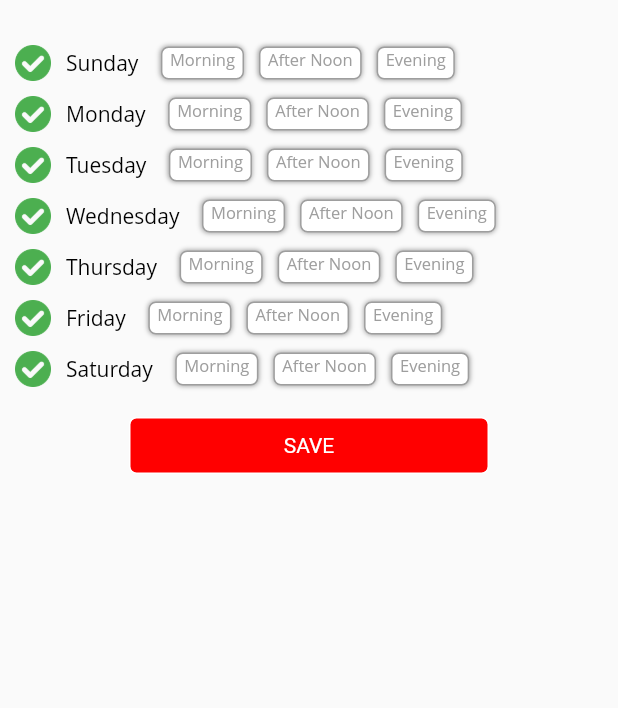
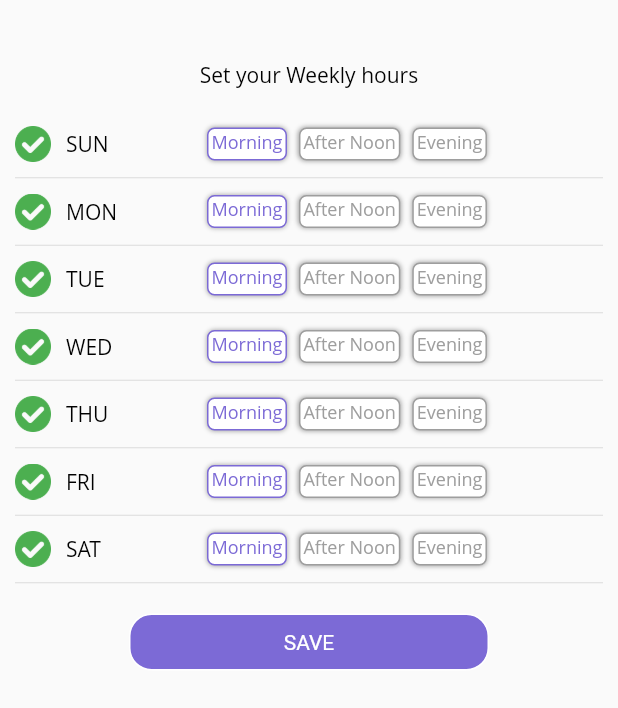
Before and after one commit to likhinnelliyotan1/question1, a Flutter app: the screen it shows after launch, on a phone screen of 412 x 824 dp. Shown: the top 708 px of the screen. Run offline on Flutter 3.47's test engine with Material 2 defaults, Android fonts, the phone set to English and light mode, and no system bars; Roboto replaces fonts that are missing (open_sans_regular).

Commit message:
changes homepage

```diff
--- a/lib/helper/buttons.dart
+++ b/lib/helper/buttons.dart
@@ -3,7 +3,7 @@
 import 'borders.dart';
 
 commonButton({required String name,Color bg= Colors.transparent,Color borderColor=Colors.white,Color txtColor=Colors.white, double paddingH=15,
-  double width=240,required Function onTap,
+  double width=240,required Function onTap,double radius=15,
 double paddingV=10})
 {
   return InkWell(
@@ -12,7 +12,7 @@ double paddingV=10})
       width: width,
       padding: EdgeInsets.symmetric(vertical: paddingV,horizontal: paddingH),
 
-      decoration: getBorder(bgColor: bg,color: borderColor,shadowColor: Colors.transparent,radius: 5),
+      decoration: getBorder(bgColor: bg,color: borderColor,shadowColor: Colors.transparent,radius: radius),
       child: Center(child: Text(name.toUpperCase(),style: TextStyle(fontFamily: "open_sans_regular",color: txtColor,fontSize: 14),
         textAlign: TextAlign.start,maxLines: 1,)),
     ),
--- a/lib/helper/themedata.dart
+++ b/lib/helper/themedata.dart
@@ -1,3 +1,3 @@
 import 'package:flutter/material.dart';
 
-const Color colorPrimary = Color(0xffff0000);
+const Color colorPrimary = Color(0xff7C6AD6);
--- /dev/null
+++ b/lib/models/days.dart
@@ -0,0 +1,13 @@
+import 'package:question1/models/availabledays.dart';
+class Days {
+  List<AvailableDays>? days;
+  Days({this.days});
+
+  Map<String, dynamic> toJson() {
+    final Map<String, dynamic> data =  Map<String,dynamic>();
+    if (days != null) {
+      data['data'] = days!.map((v) => v.toJson()).toList();
+    }
+    return data;
+  }
+}
--- a/lib/repo/timerrepo.dart
+++ b/lib/repo/timerrepo.dart
@@ -9,18 +9,18 @@ class timerRepo {
   void create() {
     availableDays = [];
 
-    availableDays.add(getDay("Sunday"));
-    availableDays.add(getDay("Monday"));
-    availableDays.add(getDay("Tuesday"));
-    availableDays.add(getDay("Wednesday"));
-    availableDays.add(getDay("Thursday"));
-    availableDays.add(getDay("Friday"));
-    availableDays.add(getDay("Saturday"));
+    availableDays.add(getDay("SUN"));
+    availableDays.add(getDay("MON"));
+    availableDays.add(getDay("TUE"));
+    availableDays.add(getDay("WED"));
+    availableDays.add(getDay("THU"));
+    availableDays.add(getDay("FRI"));
+    availableDays.add(getDay("SAT"));
 
   }
   getDay(title)
   {
-    Slots morning = Slots(title: "Morning");
+    Slots morning = Slots(title: "Morning",available: true);
     Slots evening = Slots(title: "Evening");
     Slots afternoon = Slots(title: "After Noon");
     List<Slots> timeSlots = [];
--- a/lib/screens/launchscreen.dart
+++ b/lib/screens/launchscreen.dart
@@ -5,6 +5,7 @@ import 'package:question1/helper/buttons.dart';
 import 'package:question1/helper/themedata.dart';
 // import 'package:question1/helper/themedata.dart';
 import 'package:question1/models/availabledays.dart';
+import 'package:question1/models/days.dart';
 import 'package:question1/models/slots.dart';
 import 'package:question1/notifiers/update_notifier.dart';
 import 'package:question1/repo/timerrepo.dart';
@@ -35,9 +36,15 @@ class _LaunchState extends State<LaunchScreen> {
         child: SingleChildScrollView(
           child: Container(
             margin:
-                const EdgeInsets.only(top: 20, left: 10, right: 10, bottom: 20),
+                const EdgeInsets.only(top: 40, left: 10, right: 10, bottom: 20),
             child: Column(
               children: [
+               const  Text(
+                  "Set your Weekly hours",
+                  style: TextStyle(
+                      color: Colors.black, fontSize: 14),
+                ),
+                const SizedBox(height: 15,),
                 Consumer<UpdateNotifier>(
                   builder: (context, value, child) {
                     return ListView.builder(
@@ -60,9 +67,13 @@ class _LaunchState extends State<LaunchScreen> {
   }
 
   sheduleItem(AvailableDays day) {
-    return Container(
-          margin: EdgeInsets.only(top: 10),
-        child: Row(
+    return Column(
+
+      children: [
+        const SizedBox(
+          height: 10,
+        ),
+        Row(
       children: [
         InkWell(
           onTap: () {
@@ -79,10 +90,13 @@ class _LaunchState extends State<LaunchScreen> {
         const SizedBox(
           width: 10,
         ),
-        Text(
-          day.day!,
-          style: TextStyle(
-              color: day.available! ? Colors.black : Colors.grey, fontSize: 14),
+        SizedBox(
+          width: 80,
+          child: Text(
+            day.day!,
+            style: TextStyle(
+                color: Colors.black, fontSize: 14),
+          ),
         ),
         const SizedBox(
           width: 10,
@@ -103,7 +117,13 @@ class _LaunchState extends State<LaunchScreen> {
               color: Colors.grey, fontSize: 14),
         )
       ],
-    ));
+    ),
+        const SizedBox(
+          height: 10,
+        ),
+        Divider(height: 1,)
+      ],
+    );
   }
 
   dayItem(Slots slot) {
@@ -114,15 +134,33 @@ class _LaunchState extends State<LaunchScreen> {
         _updateNotifier.update();
       },
       child: Container(
-        margin: const EdgeInsets.only(left: 5, right: 5),
-        padding: const EdgeInsets.only(left: 5,right: 5),
-        decoration: getBorder(color: available! ? Colors.black : Colors.grey),
+        margin: const EdgeInsets.only(left: 4, right: 4),
+        padding: const EdgeInsets.only(left: 2,right: 2),
+        decoration: getBorder(color: available! ? colorPrimary : Colors.grey),
         child: Text(
           slot.title!,
           style: TextStyle(
-              color: available ? Colors.black : Colors.grey, fontSize: 11),
+              color: available ? colorPrimary : Colors.grey, fontSize: 12),
         ),
       ),
     );
   }
+  List<AvailableDays> getAvailableDays()
+  {
+    List<AvailableDays> days=[];
+    for(int i=0;i<availableDays.length;i++)
+      {
+        if(availableDays[i].available!)
+          days.add(availableDays[i]);
+      }
+    return days;
+  }
+  saveData()
+  {
+    List<AvailableDays> days=getAvailableDays();
+    String txt="";
+    Days day=Days(days:availableDays);
+    //var jsonData=Days().toJson();
+
+  }
 }
```
